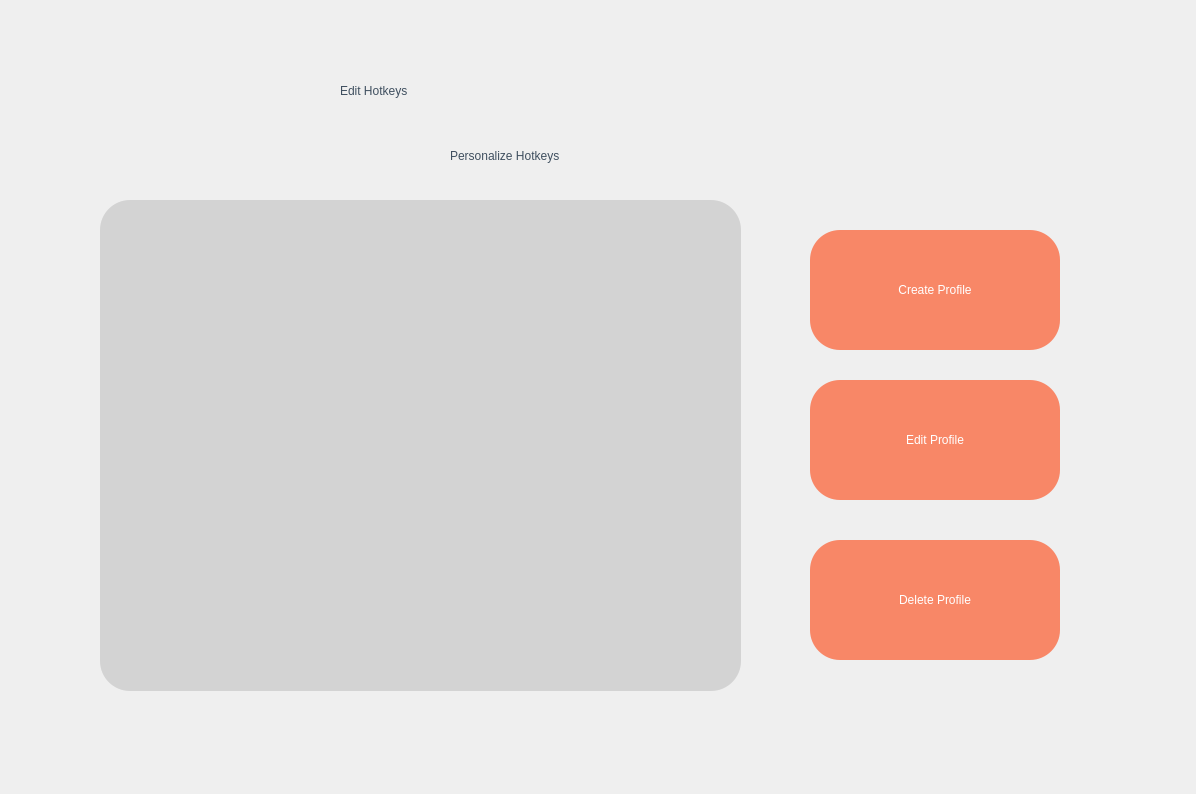
Qt form QTdemo/edit_hk.ui (dericktrinidad/GUIHotkeys) before a commit.
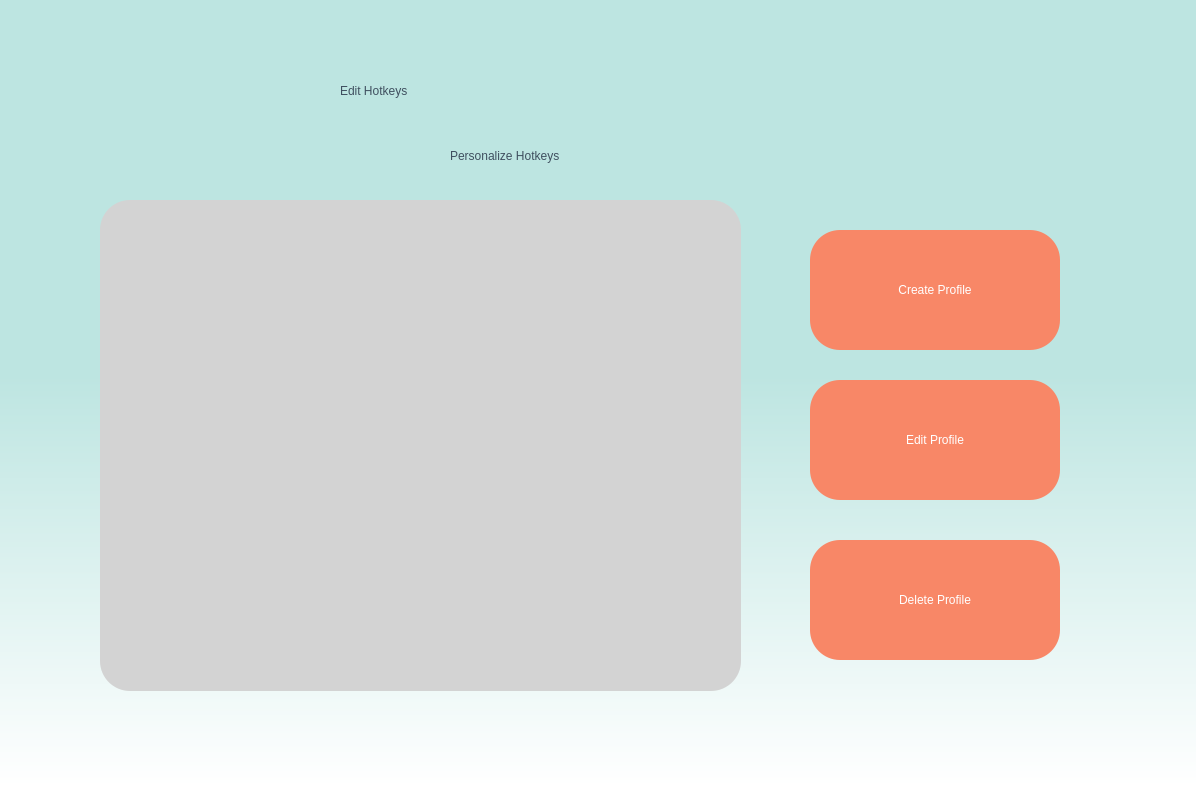
The same form after that commit.

```diff
--- a/QTdemo/edit_hk.ui
+++ b/QTdemo/edit_hk.ui
@@ -13,7 +13,7 @@
   <property name="windowTitle">
    <string>Dialog</string>
   </property>
-  <widget class="QWidget" name="main_widget" native="true">
+  <widget class="QWidget" name="edithk_widget" native="true">
    <property name="geometry">
     <rect>
      <x>0</x>
@@ -23,7 +23,7 @@
     </rect>
    </property>
    <property name="styleSheet">
-    <string notr="true">QWidget#widget{
+    <string notr="true">QWidget#edithk_widget{
 background-color:qlineargradient(spread:pad, x1:0.977409, y1:0.069, x2:0.977318, y2:0.983, stop:0.4375 rgba(189, 229, 225, 255), stop:1 rgba(255, 255, 255, 255));}</string>
    </property>
    <widget class="QLabel" name="welcome">
```
